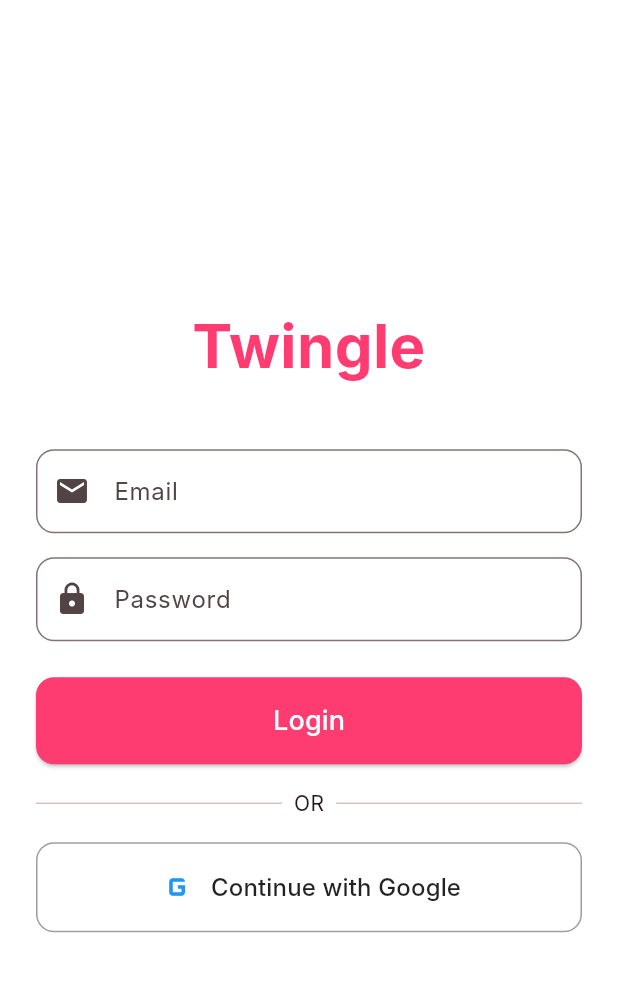
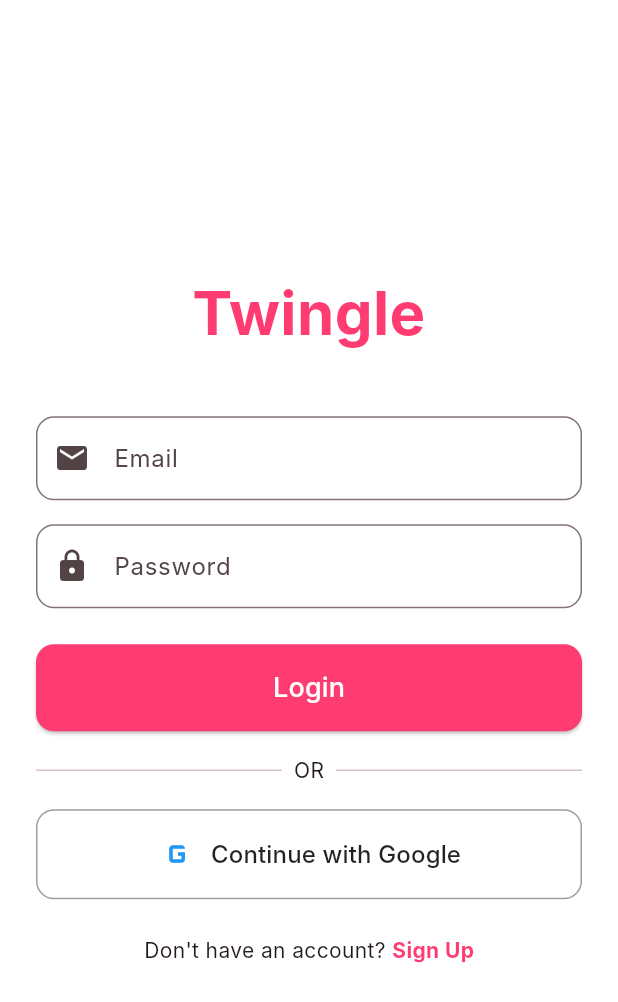
Before and after one commit to teamtwingle-sketch/TWINGLE-, a Flutter app: the screen it shows after launch, on a phone screen of 412 x 824 dp. Shown: the top 1002 px of the screen. Run offline on Flutter 3.47's test engine with Material 3 defaults, Android fonts, the phone set to English and light mode, and no system bars; our stand-ins replace cached_network_image, dio, flutter_card_swiper, flutter_secure_storage, google_sign_in; accounts and stored records are empty; network calls fail; Roboto replaces fonts that are missing (Inter).

Commit message:
feat: Add Registration Screen and update APK

```diff
--- a/mobile/lib/screens/auth/login_screen.dart
+++ b/mobile/lib/screens/auth/login_screen.dart
@@ -2,6 +2,7 @@ import 'package:flutter/material.dart';
 import 'package:provider/provider.dart';
 import 'package:google_sign_in/google_sign_in.dart';
 import '../../providers/auth_provider.dart';
+import 'register_screen.dart';
 
 class LoginScreen extends StatefulWidget {
   const LoginScreen({super.key});
@@ -126,6 +127,28 @@ class _LoginScreenState extends State<LoginScreen> {
                 icon: const Icon(Icons.g_mobiledata, size: 28, color: Colors.blue),
                 label: const Text('Continue with Google', style: TextStyle(fontSize: 16, color: Colors.black87)),
               ),
+              const SizedBox(height: 24),
+              Row(
+                mainAxisAlignment: MainAxisAlignment.center,
+                children: [
+                  const Text("Don't have an account? "),
+                  GestureDetector(
+                    onTap: () {
+                      Navigator.push(
+                        context,
+                        MaterialPageRoute(builder: (context) => const RegisterScreen()),
+                      );
+                    },
+                    child: const Text(
+                      "Sign Up",
+                      style: TextStyle(
+                        color: Color(0xFFFE3C72),
+                        fontWeight: FontWeight.bold,
+                      ),
+                    ),
+                  ),
+                ],
+              ),
             ],
           ),
         ),
```
Also changed, not shown: mobile/lib/screens/auth/register_screen.dart (added, +99 -0 lines).
